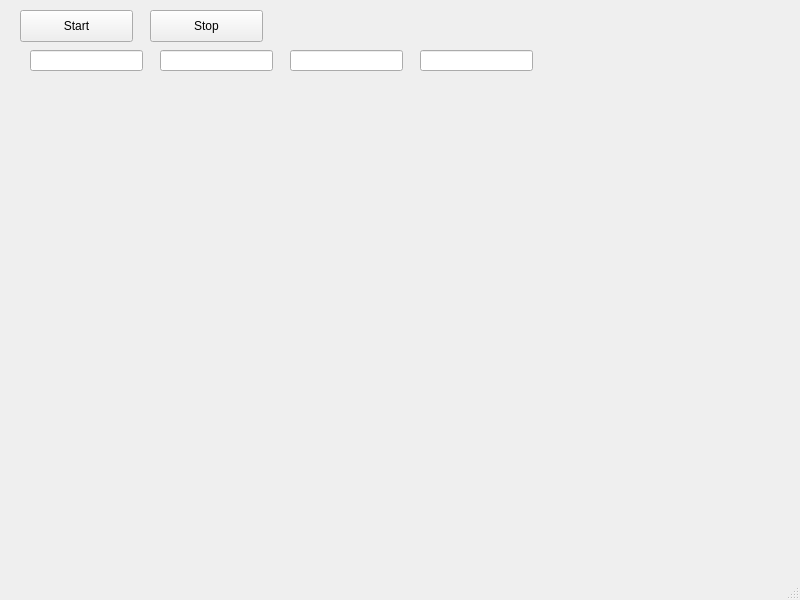
Before: the Qt Designer form pftl/view/scan_window.ui in PFTL/NPL_Advanced, drawn with Qt 5.
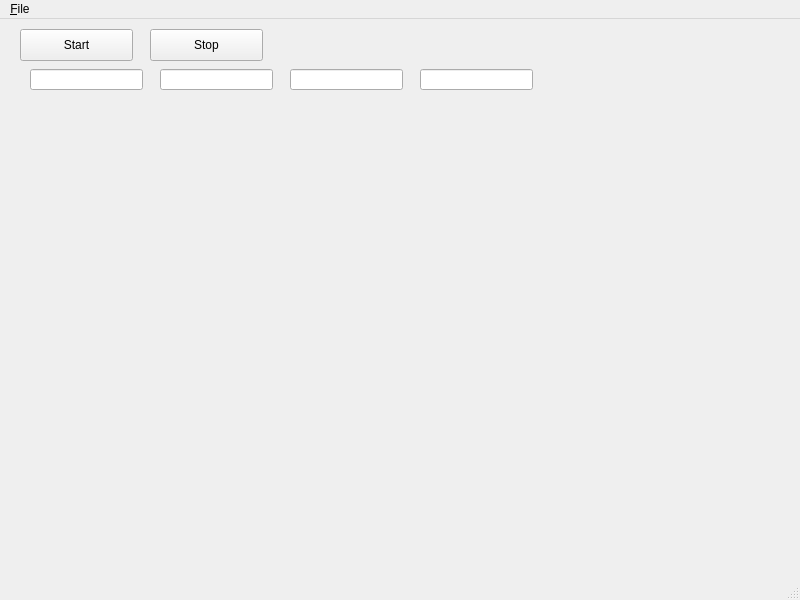
After: the same form once the commit is applied. Custom widgets are drawn as their Qt base class.

```diff
--- a/pftl/view/scan_window.ui
+++ b/pftl/view/scan_window.ui
@@ -100,6 +100,13 @@
      <height>24</height>
     </rect>
    </property>
+   <widget class="QMenu" name="menuFile">
+    <property name="title">
+     <string>&amp;File</string>
+    </property>
+    <addaction name="actionSave_Data"/>
+   </widget>
+   <addaction name="menuFile"/>
   </widget>
   <widget class="QStatusBar" name="statusbar"/>
  </widget>
```
Left out of the diff: 5 changed lines with no effect on the pictures.
